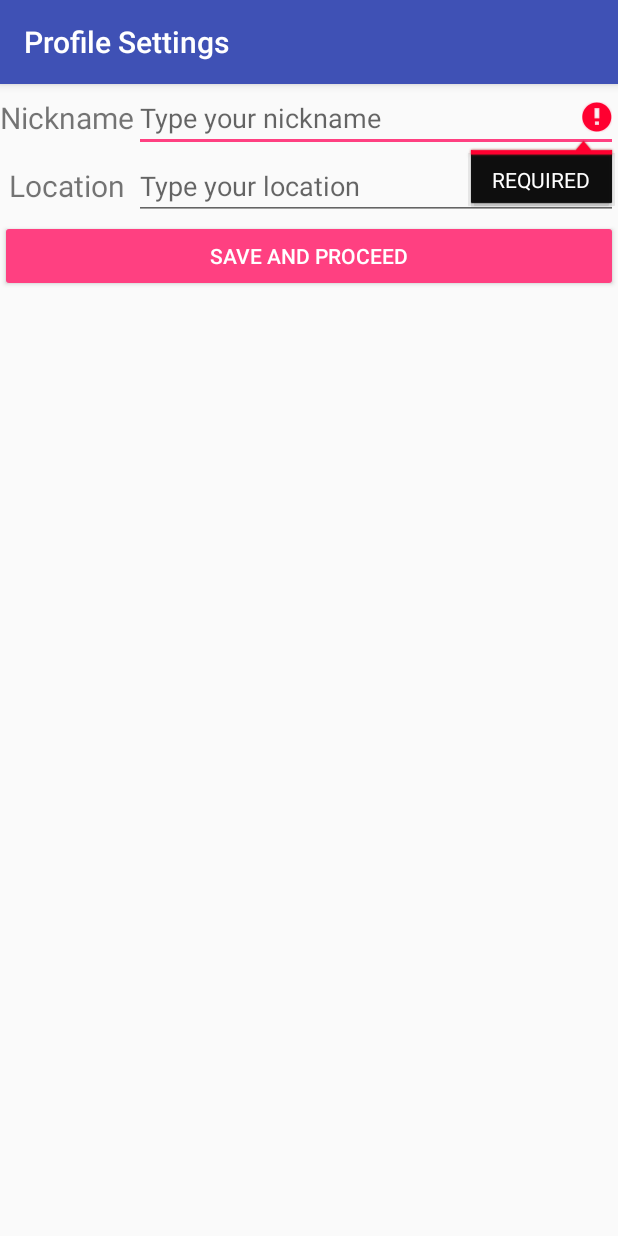
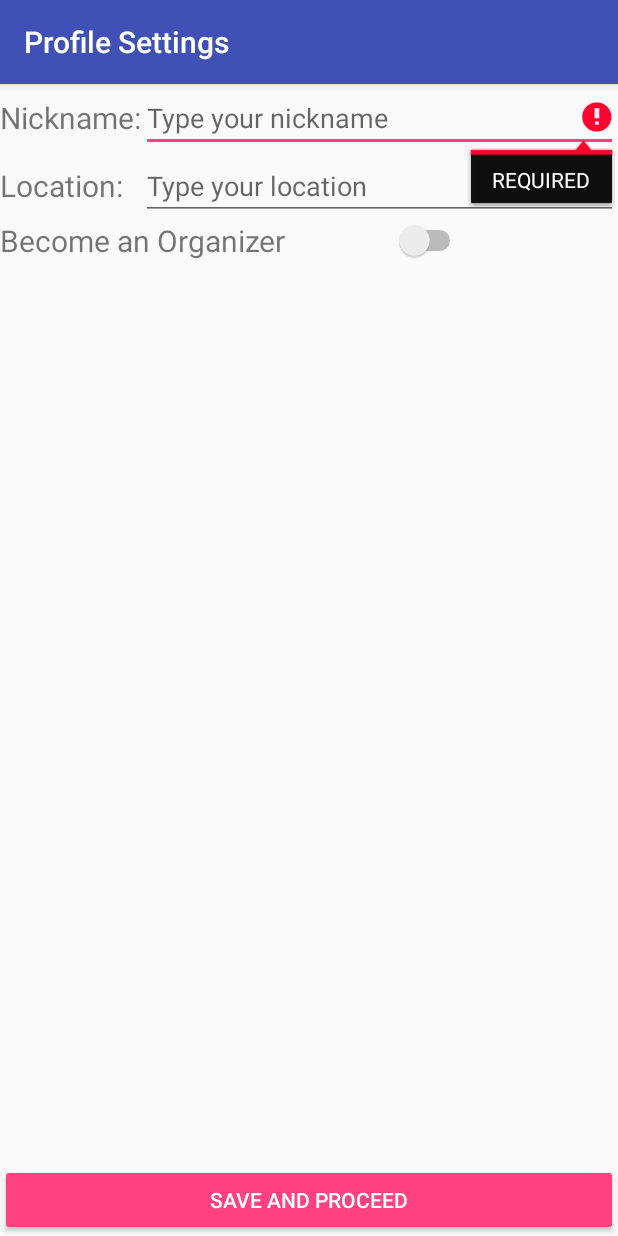
Before and after one commit to tolgasaglik/RedCarpet, an Android app: the screen it shows after launch once a user with an empty profile is signed in (ProfileActivity), after a tap on "SAVE AND PROCEED", on a phone screen of 412 x 824 dp. Run offline under Robolectric (Android 15) with nearby library versions, the phone set to English and light mode, and no system bars; our stand-ins replace Firebase (no records; nobody signed in at launch, a user with empty details on screens opened directly).

Commit message:
Admin menu view setup

```diff
--- a/app/src/main/java/com/example/saglik/redcarpetapp/Activity/ProfileActivity.java
+++ b/app/src/main/java/com/example/saglik/redcarpetapp/Activity/ProfileActivity.java
@@ -1,11 +1,13 @@
 package com.example.saglik.redcarpetapp.Activity;
 
+import android.content.Intent;
 import android.support.v7.app.AppCompatActivity;
 import android.os.Bundle;
 import android.text.TextUtils;
+import android.view.MenuItem;
 import android.view.View;
-import android.widget.Button;
 import android.widget.EditText;
+import android.widget.Switch;
 
 import com.example.saglik.redcarpetapp.Classes.User;
 import com.example.saglik.redcarpetapp.Database.DatabaseWriter;
@@ -22,8 +24,12 @@ public class ProfileActivity extends AppCompatActivity {
     private static final String REQUIRED = "REQUIRED";
     private EditText nameText;
     private EditText locationText;
+    private Switch adminSwitch;
     private FirebaseAuth mAuth;
     private DatabaseReference mDatabase;
+    private String userID;
+    private FirebaseUser currentUser;
+    private MenuItem adminMenu;
 
 
     @Override
@@ -34,8 +40,9 @@ public class ProfileActivity extends AppCompatActivity {
 
         nameText = findViewById(R.id.editText1);
         locationText = findViewById(R.id.editText2);
+        adminSwitch = (Switch)  findViewById(R.id.switch1);
 
-        setEdit();
+        setEditTextViews();
 
 
     }
@@ -43,6 +50,7 @@ public class ProfileActivity extends AppCompatActivity {
     public void saveAndProceed(View view){
         String nickname = nameText.getText().toString();
         String location = locationText.getText().toString();
+        boolean isAdmin = adminSwitch.isChecked();
         if (TextUtils.isEmpty(nickname)) {
             nameText.setError(REQUIRED);
             return;
@@ -53,15 +61,18 @@ public class ProfileActivity extends AppCompatActivity {
             return;
         }
 
-        User user = new User(nickname,location);
+        User user = new User(nickname,location, isAdmin);
         DatabaseWriter dbWriter = new DatabaseWriter();
         dbWriter.registerUser(user);
+        Intent intent = new Intent(ProfileActivity.this,MainActivity.class);
+        //intent.putExtra("type",String.valueOf(isAdmin));
+        startActivity(intent);
     }
 
-    private void setEdit(){
+    private void setEditTextViews(){
         mAuth = FirebaseAuth.getInstance();
-        FirebaseUser userA = mAuth.getCurrentUser();
-        String userID = userA.getUid();
+        currentUser = mAuth.getCurrentUser();
+        userID = currentUser.getUid();
 
         mDatabase = FirebaseDatabase.getInstance().getReference("users"+"/"+userID);
         mDatabase.addValueEventListener(new ValueEventListener() {
@@ -73,6 +84,13 @@ public class ProfileActivity extends AppCompatActivity {
                     //user = getData(dataSnapshot, userId);
                     nameText.setText(user.getNickname());
                     locationText.setText(user.getLocation());
+                    adminSwitch.setChecked(user.isAdmin());
+                    //Disappear administrative mode from navigation bar if user is not an admin
+                    if(user.isAdmin()){
+
+                    }else{
+
+                    }
                 }
             }
 
--- a/app/src/main/java/com/example/saglik/redcarpetapp/Database/DatabaseWriter.java
+++ b/app/src/main/java/com/example/saglik/redcarpetapp/Database/DatabaseWriter.java
@@ -27,6 +27,7 @@ public class DatabaseWriter {
         // [END initialize_database_ref]
         mDatabase.child("nickname").setValue(user.getNickname());
         mDatabase.child("location").setValue(user.getLocation());
+        mDatabase.child("admin").setValue(user.isAdmin());
         mDatabase.child("phoneNumber").setValue(user.getPhoneNumber());
     }
 }
--- a/app/src/main/res/layout/activity_profile.xml
+++ b/app/src/main/res/layout/activity_profile.xml
@@ -13,21 +13,31 @@
         android:layout_above="@+id/editText2"
         android:layout_alignParentStart="true"
         android:layout_alignParentTop="true"
-        android:text="Nickname"
-        android:textSize="20dp"
-        android:gravity="center"/>
+        android:gravity="center_vertical"
+        android:text="Nickname:"
+        android:textSize="20dp" />
 
     <TextView
         android:id="@+id/textView2"
         android:layout_width="wrap_content"
         android:layout_height="wrap_content"
-        android:layout_alignBottom="@+id/editText2"
-        android:layout_alignEnd="@+id/textView1"
+        android:layout_above="@+id/switch1"
         android:layout_alignParentStart="true"
         android:layout_below="@+id/textView1"
-        android:text="Location"
-        android:textSize="20dp"
-        android:gravity="center"/>
+        android:layout_toStartOf="@+id/editText2"
+        android:gravity="center_vertical"
+        android:text="Location:"
+        android:textSize="20dp" />
+
+    <TextView
+        android:id="@+id/textView3"
+        android:layout_width="wrap_content"
+        android:layout_height="wrap_content"
+        android:layout_alignParentStart="true"
+        android:layout_below="@+id/textView2"
+        android:gravity="center_vertical"
+        android:text="Become an Organizer"
+        android:textSize="20dp" />
 
     <EditText
         android:id="@+id/editText1"
@@ -51,15 +61,28 @@
         android:inputType="textPersonName"
         android:hint="Type your location" />
 
+    <Switch
+        android:id="@+id/switch1"
+        android:layout_width="wrap_content"
+        android:layout_height="wrap_content"
+        android:layout_below="@+id/editText2"
+        android:layout_marginStart="72dp"
+        android:layout_toEndOf="@+id/textView3"
+        android:textOff="OFF"
+        android:textOn="ON" />
+
     <Button
-        android:theme="@style/ThemeOverlay.MyDarkButton"
         android:id="@+id/button1"
         android:layout_width="wrap_content"
         android:layout_height="wrap_content"
+
+        android:layout_alignParentBottom="true"
         android:layout_alignParentEnd="true"
         android:layout_alignParentStart="true"
-        android:layout_below="@+id/textView2"
+        android:onClick="saveAndProceed"
         android:text="Save and Proceed"
-        android:onClick="saveAndProceed"/>
+        android:theme="@style/ThemeOverlay.MyDarkButton" />
+
+
 
 </RelativeLayout>
```
Also changed, not shown: app/src/main/java/com/example/saglik/redcarpetapp/Activity/MainActivity.java (+42 -5 lines), app/src/main/java/com/example/saglik/redcarpetapp/Classes/User.java (+8 -1 lines), app/src/main/res/menu/activity_main_drawer.xml (+15 -17 lines).
